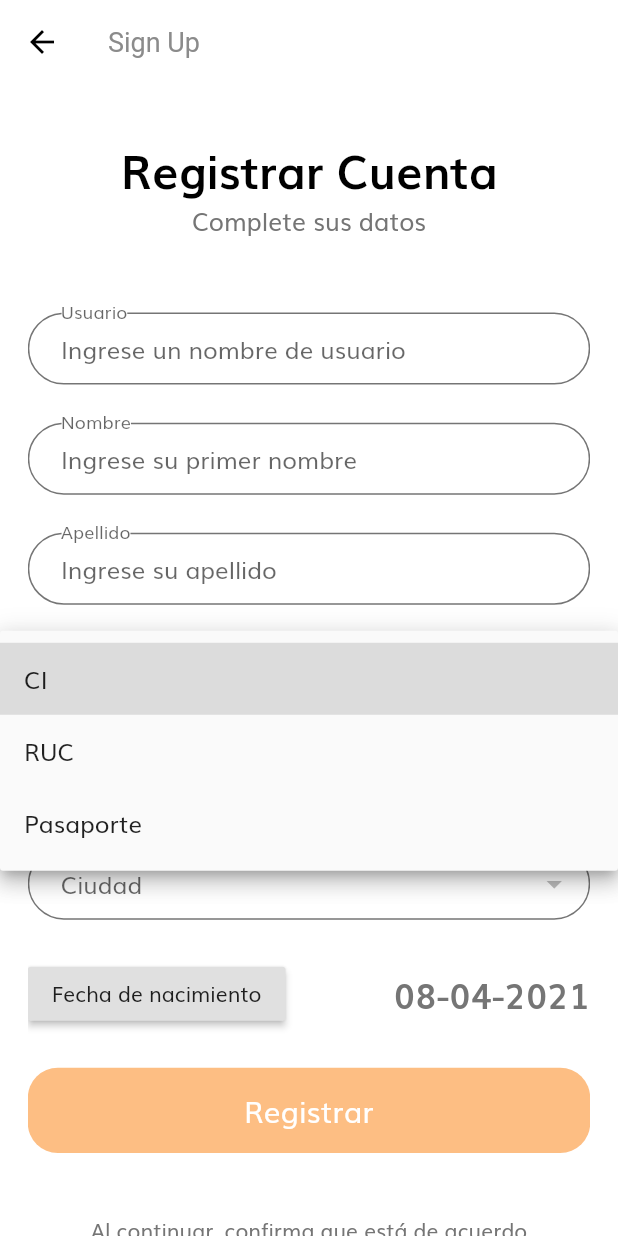
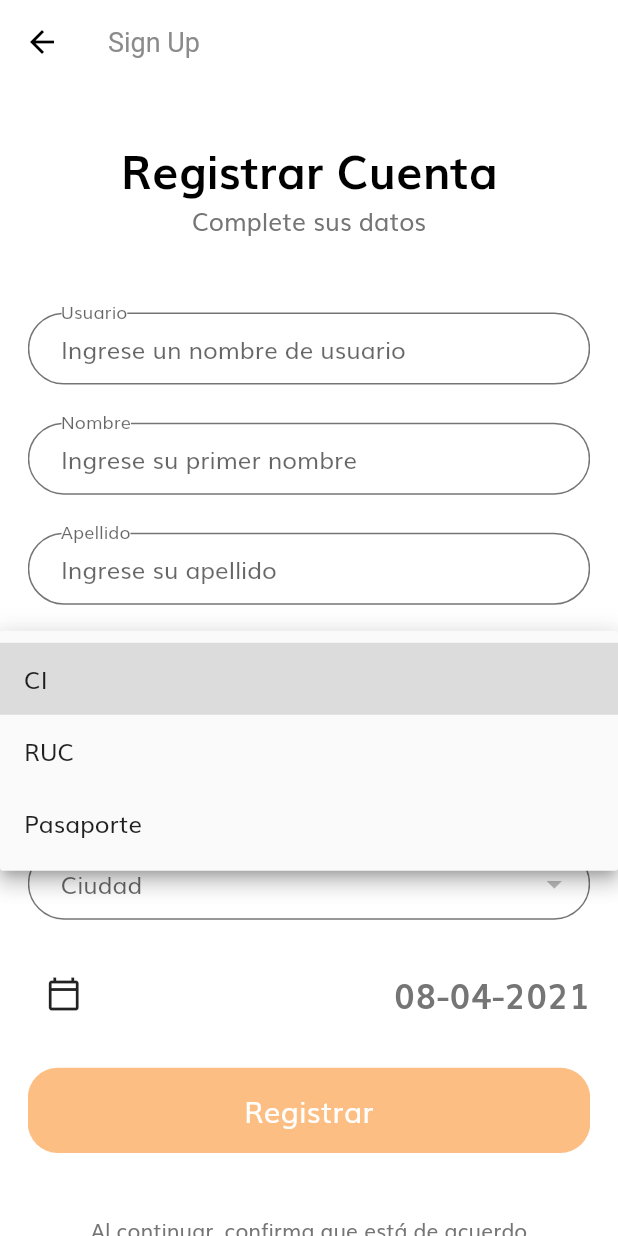
Before and after one commit to Firulapp/firulapp-flutter, a Flutter app: the SignUpDetailsForm screen opened by its route, after a tap on "Tipo de documento", on a phone screen of 412 x 824 dp. Run offline on Flutter 3.47's test engine with Material 2 defaults, Android fonts, the phone set to English and light mode, and no system bars; our stand-ins replace after_layout, dio, flutter_secure_storage, flutter_svg, image_picker; missing offline and left inert: dart:ffi, searchable_dropdown; accounts and stored records are empty; network calls fail.

Commit message:
Agrega ajustes varios

```diff
--- a/lib/main.dart
+++ b/lib/main.dart
@@ -8,7 +8,7 @@ import './src/theme.dart';
 import './provider/user.dart';
 import './routes.dart';
 import './provider/species.dart';
-import 'src/home/home.dart';
+import './src/home/home.dart';
 
 void main() => runApp(MyApp());
 
--- a/lib/provider/city.dart
+++ b/lib/provider/city.dart
@@ -35,6 +35,7 @@ class City with ChangeNotifier {
       _cities = loadedCities.toList();
       notifyListeners();
     } catch (error) {
+      print(error);
       throw error;
     }
   }
--- a/lib/src/sign_up/components/sign_up_details_form.dart
+++ b/lib/src/sign_up/components/sign_up_details_form.dart
@@ -88,10 +88,11 @@ class _BodyState extends State<Body> with ValidatorMixins {
 
   Future<void> _selectDate(BuildContext context) async {
     final DateTime pickedDate = await showDatePicker(
-        context: context,
-        initialDate: currentDate,
-        firstDate: DateTime(1940),
-        lastDate: DateTime(2050));
+      context: context,
+      initialDate: currentDate,
+      firstDate: DateTime(1940),
+      lastDate: DateTime.now(),
+    );
     if (pickedDate != null && pickedDate != currentDate)
       setState(() {
         currentDate = pickedDate;
@@ -163,15 +164,9 @@ class _BodyState extends State<Body> with ValidatorMixins {
                 mainAxisAlignment: MainAxisAlignment.spaceBetween,
                 mainAxisSize: MainAxisSize.max,
                 children: <Widget>[
-                  Column(
-                    mainAxisAlignment: MainAxisAlignment.end,
-                    mainAxisSize: MainAxisSize.min,
-                    children: <Widget>[
-                      RaisedButton(
-                        onPressed: () => _selectDate(context),
-                        child: Text("Fecha de nacimiento"),
-                      ),
-                    ],
+                  IconButton(
+                    icon: Icon(Icons.calendar_today_outlined),
+                    onPressed: () => _selectDate(context),
                   ),
                   Column(
                     mainAxisAlignment: MainAxisAlignment.start,
```
